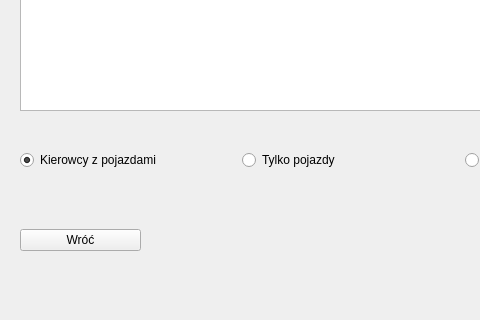
Above: przegladarkiRozlaczne/kierowcypojazdy.ui from margap1998/Bazy-danych-taxi before the change; both pictures show x 0 to 480 and y 280 to 600 of the 1000 by 600 pixel window. Below: the same form after it.
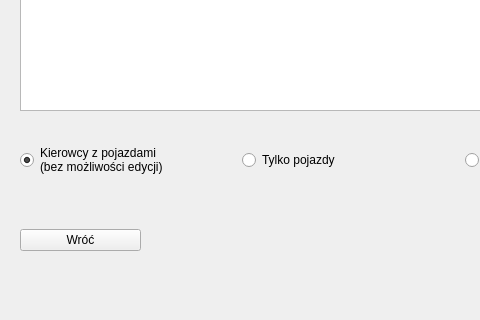
That is the form after the change.

```diff
--- a/przegladarkiRozlaczne/kierowcypojazdy.ui
+++ b/przegladarkiRozlaczne/kierowcypojazdy.ui
@@ -125,7 +125,8 @@
     <item>
      <widget class="QRadioButton" name="kieroPoj">
       <property name="text">
-       <string>Kierowcy z pojazdami</string>
+       <string>Kierowcy z pojazdami
+(bez możliwości edycji)</string>
       </property>
       <property name="checked">
        <bool>true</bool>
```
